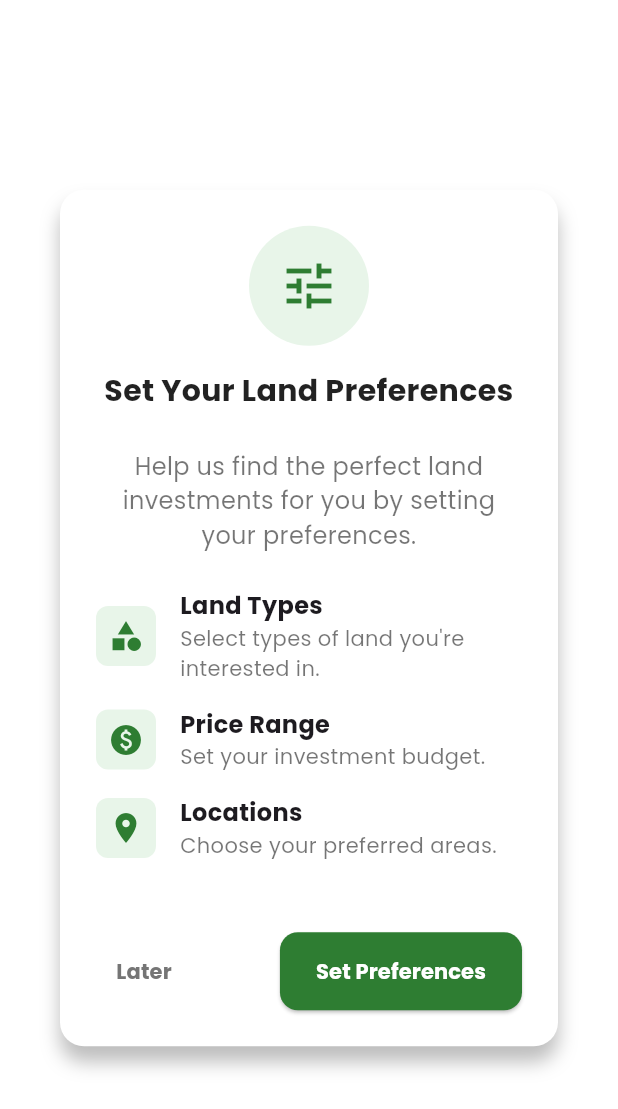
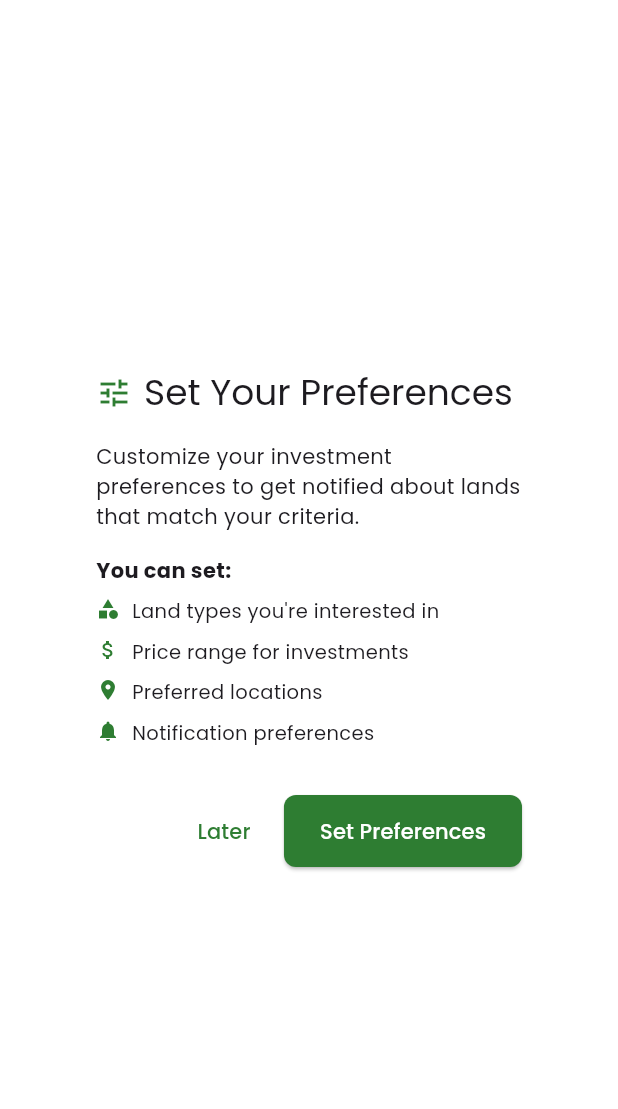
Before and after one commit to dalikhouaja008/frontoffice, a Flutter app: the PreferencesAlertDialog widget shown alone on an empty page, opened directly with empty values, on a phone screen of 412 x 824 dp. Shown: the top 1109 px of the screen. Run offline on Flutter 3.47's test engine with Material 3 defaults, Android fonts, the phone set to English and light mode, and no system bars; our stand-ins replace bloc, dartz, equatable, flutter_bloc, flutter_secure_storage, font_awesome_flutter and 6 more; accounts and stored records are empty; project files that could hold a hidden picture were left out.

Commit message:
working prefrences and notif

```diff
--- /dev/null
+++ b/lib/core/services/land_matching_service.dart
@@ -0,0 +1,122 @@
+// lib/core/services/land_matching_service.dart
+
+import 'dart:async';
+import 'package:the_boost/core/di/dependency_injection.dart';
+import 'package:the_boost/core/services/notification_service.dart';
+import 'package:the_boost/features/auth/data/datasources/static_lands.dart';
+import 'package:the_boost/features/auth/data/models/land_model.dart';
+import 'package:the_boost/features/auth/domain/entities/notification.dart';
+import 'package:the_boost/features/auth/domain/entities/user.dart';
+import 'package:the_boost/features/auth/domain/entities/user_preferences.dart';
+import 'package:the_boost/features/auth/domain/use_cases/preferences/get_preferences_usecase.dart';
+
+class LandMatchingService {
+  final NotificationService _notificationService;
+
+  // For storing the last check timestamp per user
+  final Map<String, DateTime> _lastCheckTimes = {};
+
+  // Singleton instance
+  static final LandMatchingService _instance = LandMatchingService._internal();
+
+  factory LandMatchingService() {
+    return _instance;
+  }
+
+  LandMatchingService._internal() : _notificationService = getIt<NotificationService>();
+
+  /// Check if there are any lands that match the user's preferences
+  Future<List<Land>> findMatchingLands(User user) async {
+    try {
+      // Get user preferences
+      final GetPreferencesUseCase getPreferencesUseCase = getIt<GetPreferencesUseCase>();
+      final preferences = await getPreferencesUseCase.execute();
+
+      if (preferences == null || !preferences.notificationsEnabled) {
+        print('[${DateTime.now()}] LandMatchingService: ℹ️ No preferences or notifications disabled'
+              '\n└─ User: ${user.username}');
+        return [];
+      }
+
+      // Get all lands (in a real app, this would filter for new/updated lands since last check)
+      final lands = StaticLandsData.getLands();
+      final lastCheckTime = _lastCheckTimes[user.id] ?? DateTime(2000); // Default to old date
+      _lastCheckTimes[user.id] = DateTime.now(); // Update last check time
+
+      // Filter lands that match preferences and were added after last check
+      final matchingLands = lands.where((land) {
+        // Check if land was created after last check (simulate new lands)
+        // In a real app, you'd use the actual creation/update timestamp
+        final isNew = land.createdAt.isAfter(lastCheckTime);
+
+        // If not new, skip matching check
+        if (!isNew) return false;
+
+        return _landMatchesPreferences(land, preferences);
+      }).toList();
+
+      print('[${DateTime.now()}] LandMatchingService: ✅ Found ${matchingLands.length} matching lands'
+            '\n└─ User: ${user.username}');
+
+      // Create notifications for matching lands
+      for (final land in matchingLands) {
+        final notification = UserNotification.landMatch(land);
+        await _notificationService.addNotification(notification);
+
+        print('[${DateTime.now()}] LandMatchingService: 🔔 Created notification'
+              '\n└─ User: ${user.username}'
+              '\n└─ Land: ${land.name}');
+      }
+
+      return matchingLands;
+    } catch (e) {
+      print('[${DateTime.now()}] LandMatchingService: ❌ Error finding matching lands'
+            '\n└─ User: ${user.username}'
+            '\n└─ Error: $e');
+      return [];
+    }
+  }
+
+  /// Check if a land matches the given user preferences
+  bool _landMatchesPreferences(Land land, UserPreferences preferences) {
+    // Check land type
+    if (!preferences.preferredLandTypes.contains(land.type)) {
+      return false;
+    }
+
+    // Check price range
+    if (land.price < preferences.minPrice ||
+        (preferences.maxPrice != double.infinity && land.price > preferences.maxPrice)) {
+      return false;
+    }
+
+    // Check location (simple substring match)
+    if (preferences.preferredLocations.isNotEmpty) {
+      bool locationMatch = false;
+      for (final location in preferences.preferredLocations) {
+        if (land.location.toLowerCase().contains(location.toLowerCase())) {
+          locationMatch = true;
+          break;
+        }
+      }
+      if (!locationMatch) return false;
+    }
+
+    return true;
+  }
+
+  /// Start periodic checking for matching lands
+  void startPeriodicMatching(User user, {Duration period = const Duration(minutes: 30)}) {
+    print('[${DateTime.now()}] LandMatchingService: 🔄 Starting periodic matching'
+          '\n└─ User: ${user.username}'
+          '\n└─ Period: ${period.inMinutes} minutes');
+
+    // Do an initial check
+    findMatchingLands(user);
+
+    // Setup timer for periodic checks
+    Timer.periodic(period, (_) {
+      findMatchingLands(user);
+    });
+  }
+}
--- a/lib/features/auth/data/datasources/preferences_remote_data_source.dart
+++ b/lib/features/auth/data/datasources/preferences_remote_data_source.dart
@@ -1,4 +1,6 @@
+// lib/features/auth/data/datasources/preferences_remote_data_source_impl.dart
 import 'package:graphql_flutter/graphql_flutter.dart';
+import 'package:the_boost/core/network/graphql_client.dart';
 import 'package:the_boost/core/services/secure_storage_service.dart';
 import 'package:the_boost/features/auth/data/graphql/preferences_queries.dart';
 import 'package:the_boost/features/auth/data/models/land_model.dart';
@@ -11,43 +13,44 @@ abstract class PreferencesRemoteDataSource {
 }
 
 class PreferencesRemoteDataSourceImpl implements PreferencesRemoteDataSource {
-  final GraphQLClient _client;
   final SecureStorageService _secureStorage;
 
   PreferencesRemoteDataSourceImpl({
-    required GraphQLClient client,
     required SecureStorageService secureStorage,
-  }) : _client = client, _secureStorage = secureStorage;
+  }) : _secureStorage = secureStorage;
 
   @override
   Future<UserPreferences?> getUserPreferences() async {
     final String? accessToken = await _secureStorage.getAccessToken();
     if (accessToken == null) {
-      print('PreferencesRemoteDataSource: ❌ No access token found');
+      print('[${DateTime.now()}] PreferencesRemoteDataSource: ❌ No access token found');
       return null;
     }
 
     try {
+      // Get authenticated GraphQL client
+      final GraphQLClient client = GraphQLService.getClientWithToken(accessToken);
+
       final QueryOptions options = QueryOptions(
         document: gql(PreferencesQueries.getUserPreferences),
         fetchPolicy: FetchPolicy.networkOnly,
       );
 
-      final QueryResult result = await _client.query(options);
+      final QueryResult result = await client.query(options);
 
       if (result.hasException) {
-        print('PreferencesRemoteDataSource: ❌ GraphQL error fetching preferences');
+        print('[${DateTime.now()}] PreferencesRemoteDataSource: ❌ GraphQL error fetching preferences');
         print(result.exception.toString());
         return null;
       }
 
       final data = result.data?['getUserPreferences'];
       if (data == null) {
-        print('PreferencesRemoteDataSource: ℹ️ No preferences found');
+        print('[${DateTime.now()}] PreferencesRemoteDataSource: ℹ️ No preferences found');
         return null;
       }
 
-      print('PreferencesRemoteDataSource: ✅ Preferences fetched successfully');
+      print('[${DateTime.now()}] PreferencesRemoteDataSource: ✅ Preferences fetched successfully');
 
       // Convert from API format to domain entity
       return UserPreferences(
@@ -64,7 +67,7 @@ class PreferencesRemoteDataSourceImpl implements PreferencesRemoteDataSource {
         lastUpdated: DateTime.parse(data['lastUpdated']),
       );
     } catch (e) {
-      print('PreferencesRemoteDataSource: ❌ Error fetching preferences: $e');
+      print('[${DateTime.now()}] PreferencesRemoteDataSource: ❌ Error fetching preferences: $e');
       return null;
     }
   }
@@ -73,11 +76,14 @@ class PreferencesRemoteDataSourceImpl implements PreferencesRemoteDataSource {
   Future<UserPreferences> updateUserPreferences(UserPreferences preferences) async {
     final String? accessToken = await _secureStorage.getAccessToken();
     if (accessToken == null) {
-      print('PreferencesRemoteDataSource: ❌ No access token found');
+      print('[${DateTime.now()}] PreferencesRemoteDataSource: ❌ No access token found');
       throw Exception('Authentication required');
     }
 
     try {
+      // Get authenticated GraphQL client
+      final GraphQLClient client = GraphQLService.getClientWithToken(accessToken);
+
       final MutationOptions options = MutationOptions(
         document: gql(PreferencesQueries.updateUserPreferences),
         variables: {
@@ -94,21 +100,21 @@ class PreferencesRemoteDataSourceImpl implements PreferencesRemoteDataSource {
         },
       );
 
-      final QueryResult result = await _client.mutate(options);
+      final QueryResult result = await client.mutate(options);
 
       if (result.hasException) {
-        print('PreferencesRemoteDataSource: ❌ GraphQL error updating preferences');
+        print('[${DateTime.now()}] PreferencesRemoteDataSource: ❌ GraphQL error updating preferences');
         print(result.exception.toString());
         throw Exception('Failed to update preferences: ${result.exception.toString()}');
       }
 
       final data = result.data?['updateUserPreferences'];
       if (data == null) {
-        print('PreferencesRemoteDataSource: ❌ No data returned after update');
+        print('[${DateTime.now()}] PreferencesRemoteDataSource: ❌ No data returned after update');
         throw Exception('Failed to update preferences');
       }
 
-      print('PreferencesRemoteDataSource: ✅ Preferences updated successfully');
+      print('[${DateTime.now()}] PreferencesRemoteDataSource: ✅ Preferences updated successfully');
 
       // Convert from API format to domain entity
       return UserPreferences(
@@ -125,7 +131,7 @@ class PreferencesRemoteDataSourceImpl implements PreferencesRemoteDataSource {
         lastUpdated: DateTime.parse(data['lastUpdated']),
       );
     } catch (e) {
-      print('PreferencesRemoteDataSource: ❌ Error updating preferences: $e');
+      print('[${DateTime.now()}] PreferencesRemoteDataSource: ❌ Error updating preferences: $e');
       throw Exception('Failed to update preferences: $e');
     }
   }
@@ -133,30 +139,33 @@ class PreferencesRemoteDataSourceImpl implements PreferencesRemoteDataSource {
   @override
   Future<List<LandType>> getAvailableLandTypes() async {
     try {
+      // Get GraphQL client (doesn't need authentication)
+      final GraphQLClient client = GraphQLService.client;
+
       final QueryOptions options = QueryOptions(
         document: gql(PreferencesQueries.getAvailableLandTypes),
         fetchPolicy: FetchPolicy.networkOnly,
       );
 
-      final QueryResult result = await _client.query(options);
+      final QueryResult result = await client.query(options);
 
       if (result.hasException) {
-        print('PreferencesRemoteDataSource: ❌ GraphQL error fetching land types');
+        print('[${DateTime.now()}] PreferencesRemoteDataSource: ❌ GraphQL error fetching land types');
         print(result.exception.toString());
         return LandType.values;  // Return defaults if error
       }
 
       final data = result.data?['getAvailableLandTypes'] as List<dynamic>?;
       if (data == null || data.isEmpty) {
-        print('PreferencesRemoteDataSource: ❌ No land types returned');
+        print('[${DateTime.now()}] PreferencesRemoteDataSource: ❌ No land types returned');
         return LandType.values;  // Return defaults if no data
       }
 
-      print('PreferencesRemoteDataSource: ✅ Land types fetched successfully');
+      print('[${DateTime.now()}] PreferencesRemoteDataSource: ✅ Land types fetched successfully');
 
       return data.map((type) => _stringToLandType(type.toString())).toList();
     } catch (e) {
-      print('PreferencesRemoteDataSource: ❌ Error fetching land types: $e');
+      print('[${DateTime.now()}] PreferencesRemoteDataSource: ❌ Error fetching land types: $e');
       return LandType.values;  // Return defaults if error
     }
   }
--- a/lib/features/auth/data/graphql/preferences_queries.dart
+++ b/lib/features/auth/data/graphql/preferences_queries.dart
@@ -1,3 +1,4 @@
+// lib/features/auth/data/graphql/preferences_queries.dart
 class PreferencesQueries {
   static const String getUserPreferences = r'''
   query GetUserPreferences {
--- a/lib/features/auth/data/repositories/auth_repository_impl.dart
+++ b/lib/features/auth/data/repositories/auth_repository_impl.dart
@@ -1,5 +1,6 @@
 import 'package:dartz/dartz.dart';
 import 'package:the_boost/features/auth/domain/entities/login_response.dart';
+import '../../domain/entities/grpd_consent.dart';
 import '../../domain/entities/user.dart';
 import '../../domain/repositories/auth_repository.dart';
 import '../datasources/auth_remote_data_source.dart';
@@ -51,7 +52,7 @@ class AuthRepositoryImpl implements AuthRepository {
 
 
   @override
-  Future<Either<String, User>> signUp(String username, String email, String password, String role, String? publicKey) async {
+  Future<Either<String, User>> signUp(String username, String email, String password, String role, String? publicKey,GDPRConsent gdprConsent) async {
     try {
       final user = await remoteDataSource.signUp(username, email, password, role, publicKey);
       return Right(user);
--- a/lib/features/auth/data/repositories/preferences_repository_impl.dart
+++ b/lib/features/auth/data/repositories/preferences_repository_impl.dart
@@ -1,3 +1,4 @@
+// lib/features/auth/data/repositories/preferences_repository_impl.dart
 import 'package:the_boost/features/auth/data/datasources/preferences_remote_data_source.dart';
 import 'package:the_boost/features/auth/data/models/land_model.dart';
 import 'package:the_boost/features/auth/domain/entities/user_preferences.dart';
@@ -14,7 +15,7 @@ class PreferencesRepositoryImpl implements PreferencesRepository {
       final remotePrefs = await _remoteDataSource.getUserPreferences();
       return remotePrefs;
     } catch (e) {
-      print('PreferencesRepository: ❌ Error fetching preferences: $e');
+      print('[${DateTime.now()}] PreferencesRepository: ❌ Error fetching preferences: $e');
       // Return default preferences if remote fetch fails
       return UserPreferences.defaultPreferences();
     }
@@ -26,7 +27,7 @@ class PreferencesRepositoryImpl implements PreferencesRepository {
       final updatedPrefs = await _remoteDataSource.updateUserPreferences(preferences);
       return updatedPrefs;
     } catch (e) {
-      print('PreferencesRepository: ❌ Error saving preferences: $e');
+      print('[${DateTime.now()}] PreferencesRepository: ❌ Error saving preferences: $e');
       rethrow;
     }
   }
@@ -36,7 +37,7 @@ class PreferencesRepositoryImpl implements PreferencesRepository {
     try {
       return await _remoteDataSource.getAvailableLandTypes();
     } catch (e) {
-      print('PreferencesRepository: ❌ Error fetching land types: $e');
+      print('[${DateTime.now()}] PreferencesRepository: ❌ Error fetching land types: $e');
       // Return default land types if remote fetch fails
       return LandType.values;
     }
--- a/lib/features/auth/domain/repositories/auth_repository.dart
+++ b/lib/features/auth/domain/repositories/auth_repository.dart
@@ -1,5 +1,6 @@
 import 'package:dartz/dartz.dart';
 import 'package:the_boost/features/auth/domain/entities/login_response.dart';
+import '../entities/grpd_consent.dart';
 import '../entities/user.dart';
 
 abstract class AuthRepository {
@@ -8,5 +9,5 @@ abstract class AuthRepository {
     required String password,
   });
   Future<Either<String, User>> signUp(String username, String email,
-      String password, String role, String? publicKey);
+      String password, String role, String? publicKey,GDPRConsent gdprConsent);
 }
--- a/lib/features/auth/domain/use_cases/sign_up_use_case.dart
+++ b/lib/features/auth/domain/use_cases/sign_up_use_case.dart
@@ -1,4 +1,5 @@
 import 'package:dartz/dartz.dart';
+import '../entities/grpd_consent.dart';
 import '../entities/user.dart';
 import '../repositories/auth_repository.dart';
 
@@ -7,7 +8,7 @@ class SignUpUseCase {
 
   SignUpUseCase(this.repository);
 
-  Future<Either<String, User>> call(String username, String email, String password, String role, String? publicKey) {
-    return repository.signUp(username, email, password, role, publicKey);
+  Future<Either<String, User>> call(String username, String email, String password, String role, String? publicKey,GDPRConsent gdprConsent) {
+    return repository.signUp(username, email, password, role, publicKey, gdprConsent);
   }
 }
--- a/lib/features/auth/presentation/widgets/dialogs/preferences_alert_dialog.dart
+++ b/lib/features/auth/presentation/widgets/dialogs/preferences_alert_dialog.dart
@@ -3,7 +3,7 @@ import 'package:flutter/material.dart';
 import 'package:the_boost/core/constants/colors.dart';
 import 'package:the_boost/core/constants/dimensions.dart';
 import 'package:the_boost/features/auth/domain/entities/user.dart';
-import 'package:the_boost/features/auth/presentation/pages/preferences/user_preferences_screen.dart';
+import 'package:the_boost/features/auth/presentation/bloc/routes.dart';
 
 class PreferencesAlertDialog extends StatelessWidget {
   final User user;
@@ -13,144 +13,18 @@ class PreferencesAlertDialog extends StatelessWidget {
     required this.user,
   }) : super(key: key);
 
-  @override
-  Widget build(BuildContext context) {
-    return Dialog(
-      shape: RoundedRectangleBorder(
-        borderRadius: BorderRadius.circular(AppDimensions.radiusL),
-      ),
-      elevation: 0,
-      backgroundColor: Colors.transparent,
-      child: _buildDialogContent(context),
-    );
-  }
-
-  Widget _buildDialogContent(BuildContext context) {
-    return Container(
-      padding: const EdgeInsets.all(AppDimensions.paddingL),
-      decoration: BoxDecoration(
-        color: Colors.white,
-        shape: BoxShape.rectangle,
-        borderRadius: BorderRadius.circular(AppDimensions.radiusL),
-        boxShadow: [
-          BoxShadow(
-            color: Colors.black26,
-            blurRadius: 10.0,
-            offset: const Offset(0.0, 10.0),
-          ),
-        ],
-      ),
-      child: Column(
-        mainAxisSize: MainAxisSize.min,
+  Widget _buildPreferenceItem(IconData icon, String text) {
+    return Padding(
+      padding: const EdgeInsets.only(bottom: AppDimensions.paddingS),
+      child: Row(
+        crossAxisAlignment: CrossAxisAlignment.start,
         children: [
-          _buildHeader(),
-          const SizedBox(height: AppDimensions.paddingL),
-          _buildBody(),
-          const SizedBox(height: AppDimensions.paddingXL),
-          _buildFooter(context),
-        ],
-      ),
-    );
-  }
-
-  Widget _buildHeader() {
-    return Column(
-      children: [
-        CircleAvatar(
-          backgroundColor: AppColors.backgroundGreen,
-          radius: 40,
-          child: Icon(
-            Icons.tune,
-            color: AppColors.primary,
-            size: 40,
-          ),
-        ),
-        const SizedBox(height: AppDimensions.paddingM),
-        Text(
-          'Set Your Land Preferences',
-          style: TextStyle(
-            fontSize: 20,
-            fontWeight: FontWeight.bold,
-            color: Colors.black87,
-          ),
-          textAlign: TextAlign.center,
-        ),
-      ],
-    );
-  }
-
-  Widget _buildBody() {
-    return Column(
-      children: [
-        Text(
-          'Help us find the perfect land investments for you by setting your preferences.',
-          style: TextStyle(
-            fontSize: 16,
-            color: Colors.black54,
-          ),
-          textAlign: TextAlign.center,
-        ),
-        const SizedBox(height: AppDimensions.paddingL),
-        _buildPreferenceItem(
-          icon: Icons.category,
-          title: 'Land Types',
-          description: 'Select types of land you\'re interested in.',
-        ),
-        _buildPreferenceItem(
-          icon: Icons.paid,
-          title: 'Price Range',
-          description: 'Set your investment budget.',
-        ),
-        _buildPreferenceItem(
-          icon: Icons.location_on,
-          title: 'Locations',
-          description: 'Choose your preferred areas.',
-        ),
-      ],
-    );
-  }
-
-  Widget _buildPreferenceItem({
-    required IconData icon,
-    required String title,
-    required String description,
-  }) {
-    return Padding(
-      padding: const EdgeInsets.only(bottom: AppDimensions.paddingM),
-      child: Row(
-        children: [
-          Container(
-            padding: const EdgeInsets.all(AppDimensions.paddingS),
-            decoration: BoxDecoration(
-              color: AppColors.backgroundGreen,
-              borderRadius: BorderRadius.circular(AppDimensions.radiusS),
-            ),
-            child: Icon(
-              icon,
-              color: AppColors.primary,
-              size: 24,
-            ),
-          ),
-          const SizedBox(width: AppDimensions.paddingM),
+          Icon(icon, size: 16, color: AppColors.primary),
+          const SizedBox(width: AppDimensions.paddingS),
           Expanded(
-            child: Column(
-              crossAxisAlignment: CrossAxisAlignment.start,
-              children: [
-                Text(
-                  title,
-                  style: TextStyle(
-                    fontWeight: FontWeight.bold,
-                    fontSize: 16,
-                  ),
-                ),
-                Text(
-                  description,
-                  style: TextStyle(
-                    color: Colors.black54,
-                    fontSize: 14,
-                  ),
-                ),
-              ],
+            child: Text(
+              text,
+              style: const TextStyle(fontSize: 13),
             ),
           ),
         ],
@@ -158,49 +32,59 @@ class PreferencesAlertDialog extends StatelessWidget {
     );
   }
 
-  Widget _buildFooter(BuildContext context) {
-    return Row(
-      mainAxisAlignment: MainAxisAlignment.spaceBetween,
-      children: [
+  @override
+  Widget build(BuildContext context) {
+    return AlertDialog(
+      shape: RoundedRectangleBorder(
+        borderRadius: BorderRadius.circular(AppDimensions.radiusL),
+      ),
+      title: Row(
+        children: [
+          Icon(Icons.tune, color: AppColors.primary),
+          const SizedBox(width: AppDimensions.paddingS),
+          const Text('Set Your Preferences'),
+        ],
+      ),
+      content: Column(
+        mainAxisSize: MainAxisSize.min,
+        crossAxisAlignment: CrossAxisAlignment.start,
+        children: [
+          const Text(
+            'Customize your investment preferences to get notified about lands that match your criteria.',
+            style: TextStyle(fontSize: 14),
+          ),
+          const SizedBox(height: AppDimensions.paddingM),
+          const Text(
+            'You can set:',
+            style: TextStyle(fontWeight: FontWeight.bold),
+          ),
+          const SizedBox(height: AppDimensions.paddingS),
+          _buildPreferenceItem(Icons.category, 'Land types you\'re interested in'),
+          _buildPreferenceItem(Icons.attach_money, 'Price range for investments'),
+          _buildPreferenceItem(Icons.location_on, 'Preferred locations'),
+          _buildPreferenceItem(Icons.notifications, 'Notification preferences'),
+        ],
+      ),
+      actions: [
         TextButton(
           onPressed: () {
             Navigator.of(context).pop();
           },
-          child: Text(
-            'Later',
-            style: TextStyle(
-              color: Colors.grey[600],
-              fontWeight: FontWeight.bold,
-            ),
-          ),
+          child: const Text('Later'),
         ),
         ElevatedButton(
           onPressed: () {
             Navigator.of(context).pop();
-            Navigator.push(
-              context,
-              MaterialPageRoute(
-                builder: (context) => UserPreferencesScreen(user: user),
-              ),
+            Navigator.of(context).pushNamed(
+              AppRoutes.preferences,
+              arguments: user,
             );
           },
           style: ElevatedButton.styleFrom(
             backgroundColor: AppColors.primary,
-            padding: const EdgeInsets.symmetric(
-              horizontal: AppDimensions.paddingL,
-              vertical: AppDimensions.paddingM,
-            ),
-            shape: RoundedRectangleBorder(
-              borderRadius: BorderRadius.circular(AppDimensions.radiusM),
-            ),
+            foregroundColor: Colors.white,
           ),
-          child: Text(
-            'Set Preferences',
-            style: TextStyle(
-              color: Colors.white,
-              fontWeight: FontWeight.bold,
-            ),
-          ),
+          child: const Text('Set Preferences'),
         ),
       ],
     );
--- a/lib/main.dart
+++ b/lib/main.dart
@@ -10,6 +10,8 @@ import 'package:the_boost/features/auth/presentation/bloc/login/login_state.dart
 import 'package:the_boost/features/auth/presentation/bloc/property/property_bloc.dart';
 import 'package:the_boost/features/auth/presentation/bloc/routes.dart';
 import 'package:the_boost/features/auth/presentation/bloc/signup/sign_up_bloc.dart';
+
+import 'features/auth/presentation/bloc/preferences/preferences_bloc.dart';
 
 // Custom BlocObserver for debugging state changes
 class SimpleBlocObserver extends BlocObserver {
@@ -101,6 +103,9 @@ class TheBoostApp extends StatelessWidget {
         BlocProvider<PropertyBloc>(
           create: (_) => getIt<PropertyBloc>(),
         ),
+         BlocProvider<PreferencesBloc>(
+      create: (_) => getIt<PreferencesBloc>(),
+    ),
       ],
       child: BlocConsumer<LoginBloc, LoginState>(
         listener: (context, state) {
```
Also changed, not shown: lib/core/di/dependency_injection.dart (+71 -0 lines), lib/features/auth/presentation/bloc/signup/sign_up_bloc.dart (+13 -2 lines), lib/features/auth/presentation/pages/dashboard/dashboard_page.dart (+41 -1 lines).
